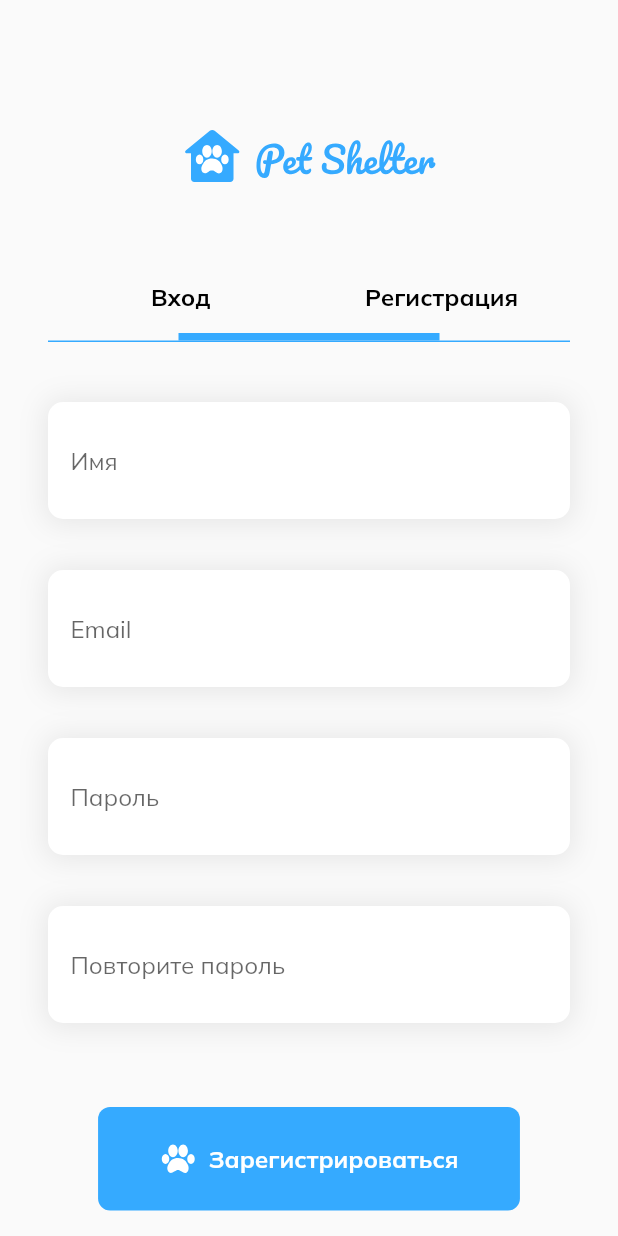
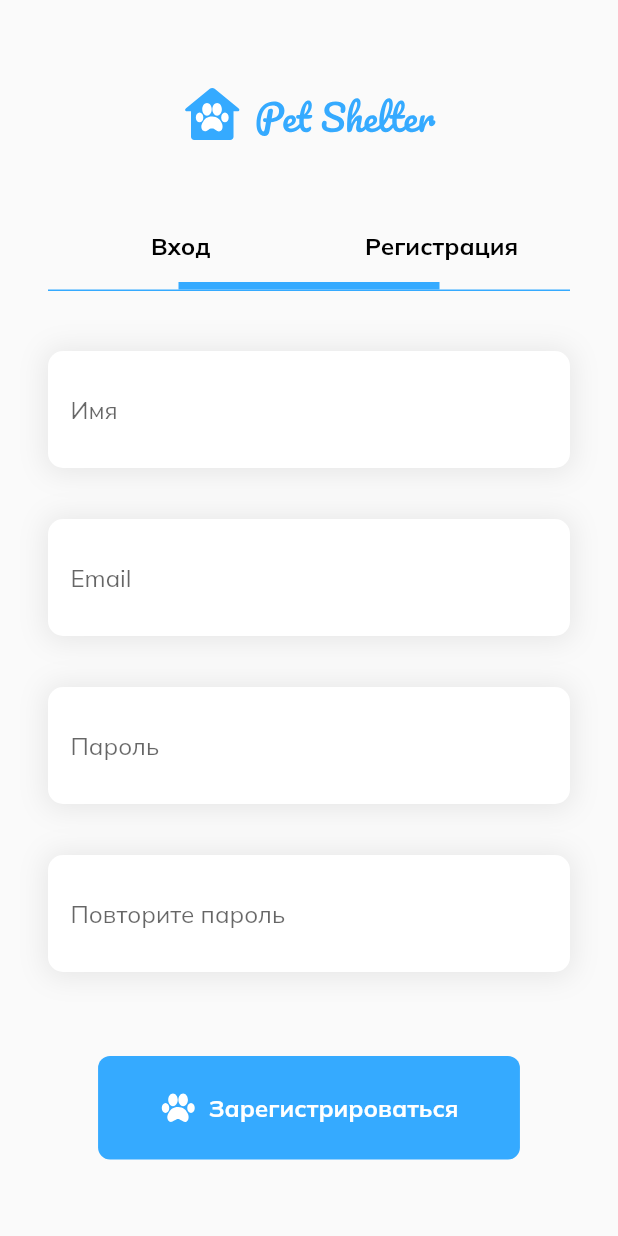
Before and after one commit to RinaZavr/Pets-Project, a Flutter app: the screen it shows after launch, after a tap on "Регистрация", on a phone screen of 412 x 824 dp. Run offline on Flutter 3.47's test engine with Material 2 defaults, Android fonts, the light colour scheme and no system bars; our stand-ins replace flutter_svg.

```diff
--- a/lib/login_screen/state/login_choice_state.dart
+++ b/lib/login_screen/state/login_choice_state.dart
@@ -1,4 +1,5 @@
 import 'package:flutter/cupertino.dart';
+import 'package:pets_project/login_screen/state/login_state.dart';
 
 enum Choice { login, register }
 
@@ -7,10 +8,13 @@ class LoginChoiceState extends ChangeNotifier {
   Choice get choice => _choice;
 
   void changeScreenReg() {
+    LoginState(false, false, false, false);
     _choice = Choice.register;
     notifyListeners();
   }
+
   void changeScreenLog() {
+    LoginState(false, false, false, false);
     _choice = Choice.login;
     notifyListeners();
   }
--- a/lib/login_screen/state/login_state.dart
+++ b/lib/login_screen/state/login_state.dart
@@ -1,4 +1,5 @@
 import 'package:flutter/cupertino.dart';
+import 'package:pets_project/login_screen/state/login_choice_state.dart';
 
 class LoginState extends ChangeNotifier {
   String nameInput = "";
@@ -9,36 +10,34 @@ class LoginState extends ChangeNotifier {
   bool isErrorEmail = false;
   bool isErrorPass = false;
   bool isErrorRepPass = false;
+  LoginState(this.isErrorName, this.isErrorEmail, this.isErrorPass,
+      this.isErrorRepPass);
 
   void changeName(String name) {
     nameInput = name;
-    notifyListeners();
   }
 
   void changeEmail(String email) {
     emailInput = email;
-    notifyListeners();
   }
 
   void changePass(String pass) {
     passInput = pass;
-    notifyListeners();
   }
 
   void repeatPass(String repPass) {
     repPassInput = repPass;
-    notifyListeners();
   }
 
-  void tryToSubmit(String type) {
+  void tryToSubmit(Choice type) {
     RegExp templateEmail = RegExp(r'\w+@gmail.com');
-    if (type == "Зарегистрироваться") {
+    if (type == Choice.register) {
       isErrorName = nameInput.length > 3 ? false : true;
       isErrorEmail = templateEmail.hasMatch(emailInput) ? false : true;
       isErrorPass = passInput.length > 8 ? false : true;
       isErrorRepPass = passInput == repPassInput ? false : true;
     }
-    if (type == "Войти") {
+    if (type == Choice.login) {
       isErrorEmail = templateEmail.hasMatch(emailInput) ? false : true;
       isErrorPass = passInput.length > 8 ? false : true;
     }
--- a/lib/login_screen/view/auth_view.dart
+++ b/lib/login_screen/view/auth_view.dart
@@ -1,9 +1,8 @@
-import 'package:flutter/src/foundation/key.dart';
-import 'package:flutter/src/widgets/framework.dart';
+import 'package:flutter/material.dart';
 import 'package:pets_project/login_screen/state/login_choice_state.dart';
+import 'package:pets_project/login_screen/view/login_view.dart';
 import 'package:provider/provider.dart';
 
-import 'login_view.dart';
 
 class AuthView extends StatelessWidget {
   const AuthView({Key? key}) : super(key: key);
--- a/lib/login_screen/view/login_button.dart
+++ b/lib/login_screen/view/login_button.dart
@@ -1,11 +1,10 @@
-import 'dart:ffi';
-
 import 'package:flutter/material.dart';
 import 'package:flutter_svg/flutter_svg.dart';
+import 'package:pets_project/login_screen/state/login_choice_state.dart';
 
 class ButtonView extends StatelessWidget {
   final String _nameButton;
-  final Function(String) submit;
+  final Function(Choice) submit;
 
   const ButtonView(this._nameButton, this.submit, {Key? key}) : super(key: key);
 
@@ -13,7 +12,7 @@ class ButtonView extends StatelessWidget {
   Widget build(BuildContext context) {
     MediaQueryData mediaQuery = MediaQuery.of(context);
     return TextButton.icon(
-      onPressed: (() => submit(_nameButton)),
+      onPressed: (() => submit(LoginChoiceState().choice)),
       icon: Padding(
         padding: EdgeInsets.only(left: mediaQuery.size.width * 0.08),
         child: SvgPicture.asset("img/paw.svg"),
--- a/lib/login_screen/view/login_error_text.dart
+++ b/lib/login_screen/view/login_error_text.dart
@@ -1,6 +1,5 @@
 import 'package:flutter/material.dart';
-
-import '../consts/login_styles.dart';
+import 'package:pets_project/login_screen/consts/login_styles.dart';
 
 class LoginErrorText extends StatelessWidget {
   final String errorText;
--- a/lib/login_screen/view/login_inputs.dart
+++ b/lib/login_screen/view/login_inputs.dart
@@ -1,10 +1,9 @@
 import 'package:flutter/material.dart';
+import 'package:pets_project/login_screen/state/login_state.dart';
 import 'package:pets_project/login_screen/view/login_button.dart';
+import 'package:pets_project/login_screen/view/login_forgetpass.dart';
 import 'package:pets_project/login_screen/view/login_templateInput.dart';
 import 'package:provider/provider.dart';
-import '../state/login_state.dart';
-import 'login_forgetpass.dart';
-import 'login_last.dart';
 
 class InputsLogView extends StatefulWidget {
   const InputsLogView({Key? key}) : super(key: key);
@@ -21,8 +20,8 @@ class _InputsLogViewState extends State<InputsLogView> {
       padding: const EdgeInsets.symmetric(vertical: 40, horizontal: 32),
       child: Column(
         children: [
-          TemplateInput("Email", state.changeEmail, state.isErrorEmail, "Неверный формат email. Пример: name@gmail.com"),
-          TemplateInput("Пароль", state.changePass, state.isErrorPass, "Поле не должно быть пустым"),
+          TemplateInput("Email", state.changeEmail, state.isErrorEmail, "Неверный формат email. Пример: name@gmail.com", state.emailInput),
+          TemplateInput("Пароль", state.changePass, state.isErrorPass, "Поле не должно быть пустым", state.passInput),
           Padding(
             padding: const EdgeInsets.only(top: 22),
             child: ButtonView("Войти", state.tryToSubmit),
--- a/lib/login_screen/view/login_last.dart
+++ b/lib/login_screen/view/login_last.dart
@@ -19,7 +19,7 @@ class LastView extends StatelessWidget {
           children: [
             const Text('Войти позже',
               style: TextStyle(
-                fontFamily: 'Mulish-Italic',
+                fontFamily: 'Mulish',
                 fontWeight: FontWeight.w600,
                 fontSize: 16,
                 color: Colors.black),
--- a/lib/login_screen/view/login_logo.dart
+++ b/lib/login_screen/view/login_logo.dart
@@ -7,7 +7,7 @@ class LogoView extends StatelessWidget {
   @override
   Widget build(BuildContext context) {
     return Padding(
-      padding: const EdgeInsets.only(top: 84),
+      padding: const EdgeInsets.only(top: 56),
       child: SvgPicture.asset("img/logo.svg"),
     );
   }
--- a/lib/login_screen/view/login_templateInput.dart
+++ b/lib/login_screen/view/login_templateInput.dart
@@ -1,15 +1,15 @@
 import 'package:flutter/material.dart';
+import 'package:pets_project/login_screen/consts/login_styles.dart';
 import 'package:pets_project/login_screen/view/login_error_text.dart';
-
-import '../consts/login_styles.dart';
 
 class TemplateInput extends StatelessWidget {
   final String _nameInput;
   final Function(String) changeInput;
   final bool isError;
   final String errorText;
+  final String controllerInput;
 
-  const TemplateInput(this._nameInput, this.changeInput, this.isError, this.errorText,
+  const TemplateInput(this._nameInput, this.changeInput, this.isError, this.errorText, this.controllerInput,
       {Key? key})
       : super(key: key);
 
@@ -51,6 +51,7 @@ class TemplateInput extends StatelessWidget {
                       : false,
               textDirection: TextDirection.ltr,
               textAlign: TextAlign.start,
+              controller: TextEditingController(text: controllerInput),
             ),
           ),
         ),
--- a/lib/login_screen/view/login_view.dart
+++ b/lib/login_screen/view/login_view.dart
@@ -1,12 +1,12 @@
 import 'package:flutter/material.dart';
 import 'package:pets_project/login_screen/state/login_choice_state.dart';
 import 'package:pets_project/login_screen/state/login_state.dart';
+import 'package:pets_project/login_screen/view/login_inputs.dart';
+import 'package:pets_project/login_screen/view/login_last.dart';
 import 'package:pets_project/login_screen/view/login_logo.dart';
 import 'package:pets_project/login_screen/view/login_choice.dart';
 import 'package:pets_project/login_screen/view/register_inputs.dart';
 import 'package:provider/provider.dart';
-import 'login_inputs.dart';
-import 'login_last.dart';
 
 class LoginView extends StatefulWidget {
   const LoginView({ Key? key }) : super(key: key);
@@ -31,19 +31,16 @@ class _LoginViewState extends State<LoginView> {
                    Column(
                      children: [
                       const Padding(
-                        padding: EdgeInsets.only(top: 50),
+                        padding: EdgeInsets.only(top: 44),
                         child: ChoiceView(),
                       ),
-                      value.choice == Choice.login ? ChangeNotifierProvider<LoginState>(
-                                                      create: (context)=>LoginState(),
-                                                      child: Consumer<LoginState>(
-                                                        builder:(context, value, child) => const InputsLogView()))
-                                                    : ChangeNotifierProvider<LoginState>(
-                                                      create: (context)=>LoginState(),
-                                                      child: Consumer<LoginState>(
-                                                        builder:(context, value, child) => const InputsRegView())),
+                      ChangeNotifierProvider<LoginState>(
+                        create: (context)=>LoginState(false, false, false, false),
+                        child: value.choice == Choice.login ? const InputsLogView()
+                          : const InputsRegView()),
                      ],
-                   );}
+                   );
+                  }
                 ),
                 const LastView()
               ]
--- a/lib/login_screen/view/register_inputs.dart
+++ b/lib/login_screen/view/register_inputs.dart
@@ -1,9 +1,8 @@
 import 'package:flutter/material.dart';
+import 'package:pets_project/login_screen/state/login_state.dart';
 import 'package:pets_project/login_screen/view/login_button.dart';
 import 'package:pets_project/login_screen/view/login_templateInput.dart';
 import 'package:provider/provider.dart';
-
-import '../state/login_state.dart';
 
 class InputsRegView extends StatefulWidget {
   const InputsRegView({Key? key}) : super(key: key);
@@ -20,10 +19,10 @@ class _InputsRegViewState extends State<InputsRegView> {
       padding: const EdgeInsets.symmetric(vertical: 40, horizontal: 32),
       child: Column(
         children: [
-          TemplateInput("Имя", state.changeName, state.isErrorName, "Поле не должно быть пустым"),
-          TemplateInput("Email", state.changeEmail, state.isErrorEmail, "Неверный формат email. Пример: name@gmail.com"),
-          TemplateInput("Пароль", state.changePass, state.isErrorPass, "Поле не должно быть пустым"),
-          TemplateInput("Повторите пароль", state.repeatPass, state.isErrorRepPass, "Пароли не совпадают"),
+          TemplateInput("Имя", state.changeName, state.isErrorName, "Поле не должно быть пустым", state.nameInput),
+          TemplateInput("Email", state.changeEmail, state.isErrorEmail, "Неверный формат email. Пример: name@gmail.com", state.emailInput),
+          TemplateInput("Пароль", state.changePass, state.isErrorPass, "Поле не должно быть пустым", state.passInput),
+          TemplateInput("Повторите пароль", state.repeatPass, state.isErrorRepPass, "Пароли не совпадают", state.repPassInput),
           Padding(
             padding: const EdgeInsets.only(top: 22),
             child: ButtonView("Зарегистрироваться", state.tryToSubmit),
```
